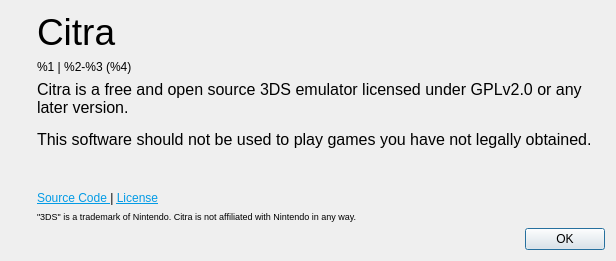
tbsp/citra-valentin, file src/citra_qt/aboutdialog.ui: the form before one commit.
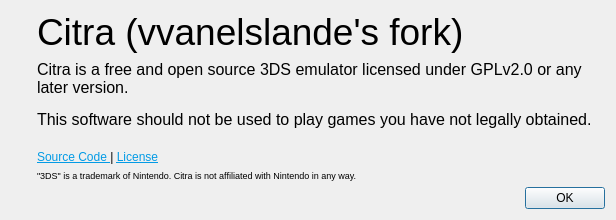
The form after the commit. Icons and pictures are not drawn.

```diff
--- a/src/citra_qt/aboutdialog.ui
+++ b/src/citra_qt/aboutdialog.ui
@@ -7,7 +7,7 @@
     <x>0</x>
     <y>0</y>
     <width>616</width>
-    <height>261</height>
+    <height>220</height>
    </rect>
   </property>
   <property name="windowTitle">
@@ -57,20 +57,7 @@
           </sizepolicy>
          </property>
          <property name="text">
-          <string>&lt;html&gt;&lt;head/&gt;&lt;body&gt;&lt;p&gt;&lt;span style=&quot; font-size:28pt;&quot;&gt;Citra&lt;/span&gt;&lt;/p&gt;&lt;/body&gt;&lt;/html&gt;</string>
-         </property>
-        </widget>
-       </item>
-       <item>
-        <widget class="QLabel" name="labelBuildInfo">
-         <property name="sizePolicy">
-          <sizepolicy hsizetype="Preferred" vsizetype="Preferred">
-           <horstretch>0</horstretch>
-           <verstretch>0</verstretch>
-          </sizepolicy>
-         </property>
-         <property name="text">
-          <string>&lt;html&gt;&lt;head/&gt;&lt;body&gt;&lt;p&gt;%1 | %2-%3 (%4)&lt;/p&gt;&lt;/body&gt;&lt;/html&gt;</string>
+          <string>&lt;html&gt;&lt;head/&gt;&lt;body&gt;&lt;p&gt;&lt;span style=&quot; font-size:28pt;&quot;&gt;Citra (vvanelslande's fork)&lt;/span&gt;&lt;/p&gt;&lt;/body&gt;&lt;/html&gt;</string>
          </property>
         </widget>
        </item>
```
